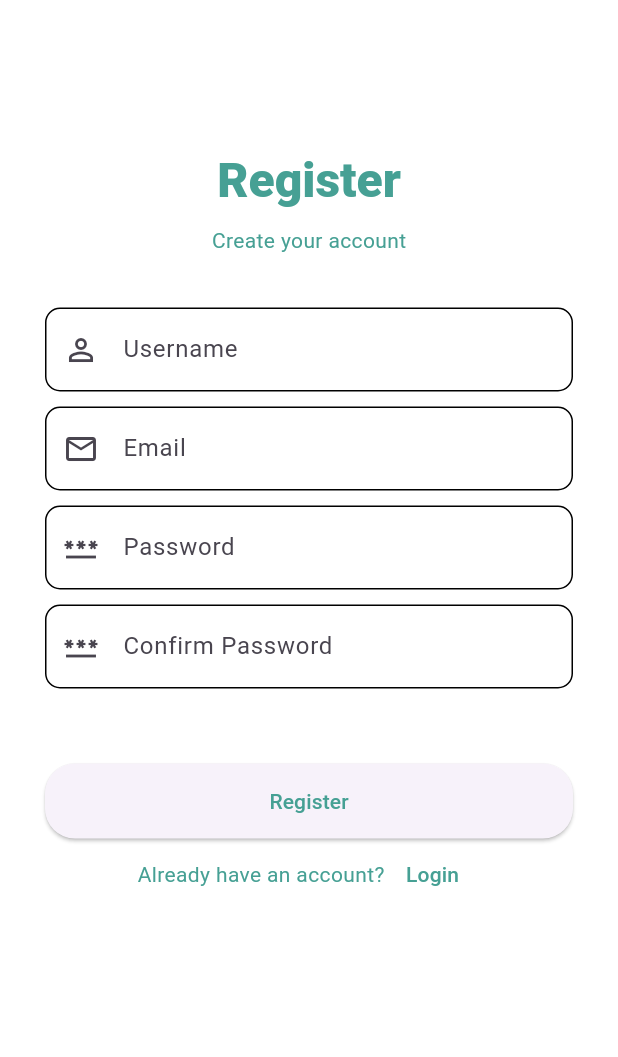
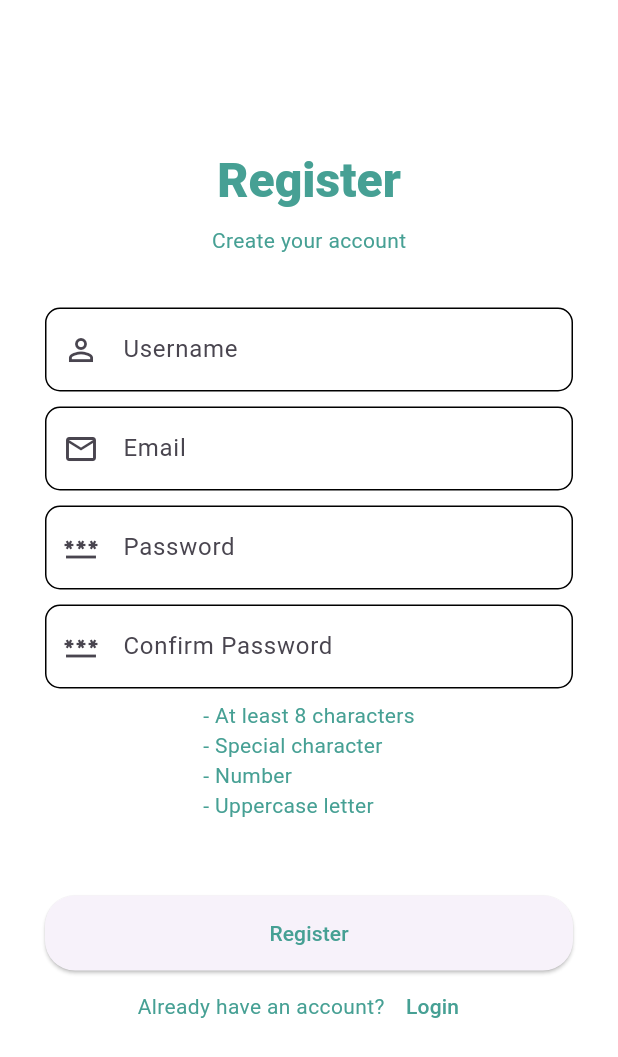
Before and after one commit to Cizal19/product_catalog, a Flutter app: the RegisterPage screen opened by its route, on a phone screen of 412 x 824 dp. Shown: the top 1057 px of the screen. Run offline on Flutter 3.47's test engine with Material 3 defaults, Android fonts, the phone set to English and light mode, and no system bars; our stand-ins replace carousel_slider, fluttertoast.

Commit message:
made changes

```diff
--- a/lib/Screens/RegisterPage.dart
+++ b/lib/Screens/RegisterPage.dart
@@ -179,7 +179,7 @@ class _RegisterPageState extends State<RegisterPage> {
                   }
                   return null;
                 },
-                obscureText: true,
+                // obscureText: true,
                 decoration: InputDecoration(
                   labelText: "Password",
                   prefixIcon: const Icon(Icons.password_outlined),
@@ -205,7 +205,7 @@ class _RegisterPageState extends State<RegisterPage> {
                     }
                     return null;
                   },
-                  obscureText: true,
+                  // obscureText: true,
                   decoration: InputDecoration(
                     labelText: "Confirm Password",
                     prefixIcon: const Icon(Icons.password_outlined),
@@ -216,16 +216,16 @@ class _RegisterPageState extends State<RegisterPage> {
                       borderRadius: BorderRadius.circular(10),
                     ),
                   )),
-              // Column(
-              //   crossAxisAlignment: CrossAxisAlignment.start,
-              //   children: [
-              //     SizedBox(height: 8), // Add some spacing
-              //     Text('- At least 8 characters'),
-              //     Text('- Special character'),
-              //     Text('- Number'),
-              //     Text('- Uppercase letter'),
-              //   ],
-              // ),
+              Column(
+                crossAxisAlignment: CrossAxisAlignment.start,
+                children: [
+                  SizedBox(height: 8), // Add some spacing
+                  Text('- At least 8 characters'),
+                  Text('- Special character'),
+                  Text('- Number'),
+                  Text('- Uppercase letter'),
+                ],
+              ),
               const SizedBox(height: 50),
               Column(
                 children: [
--- a/lib/main.dart
+++ b/lib/main.dart
@@ -9,9 +9,9 @@ void main() {
   runApp(MaterialApp(
     debugShowCheckedModeBanner: false,
     routes: {
-      '/homepage': (context) => const HomePage(),
       '/register': (context) => RegisterPage(),
       '/': (context) => LoginPage(),
+      '/homepage': (context) => const HomePage(),
       "/details": (context) => const DetailsPage(),
       "/category": (context) => const CategoryPage(),
     },
--- a/pubspec.yaml
+++ b/pubspec.yaml
@@ -65,6 +65,7 @@ flutter:
   # To add assets to your application, add an assets section, like this:
   assets:
     - assets/
+    - assets/logo.png
 
   # An image asset can refer to one or more resolution-specific "variants", see
   # https://flutter.dev/assets-and-images/#resolution-aware
```
Also changed, not shown: assets/logo.png (added), 1 other file.
